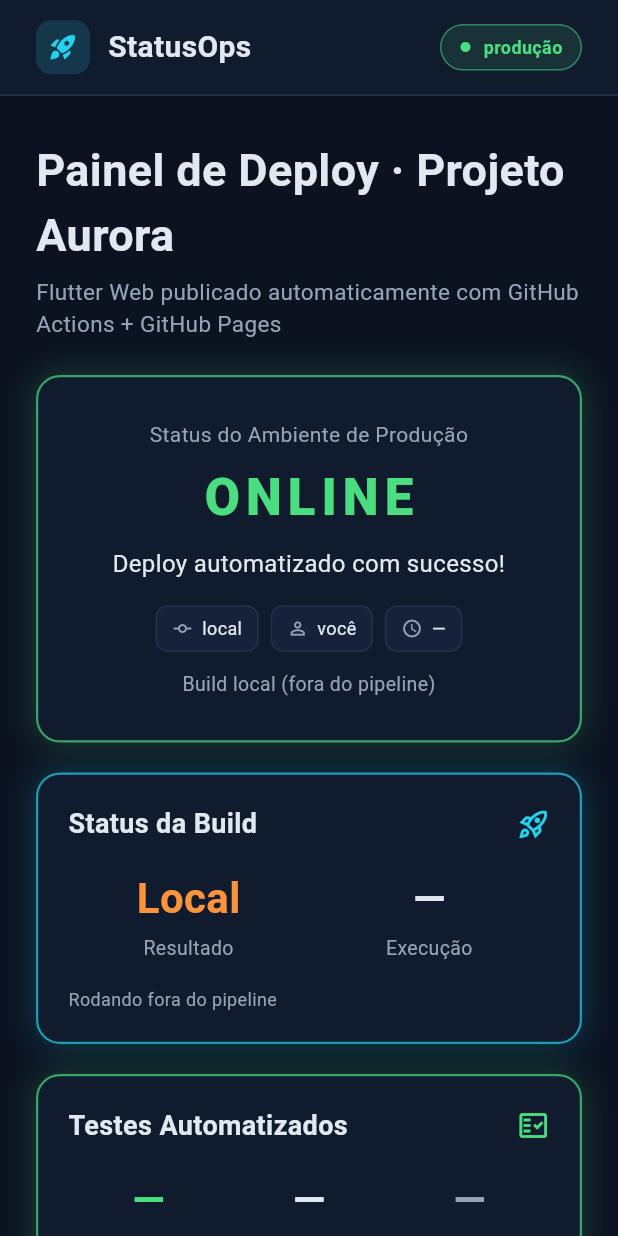
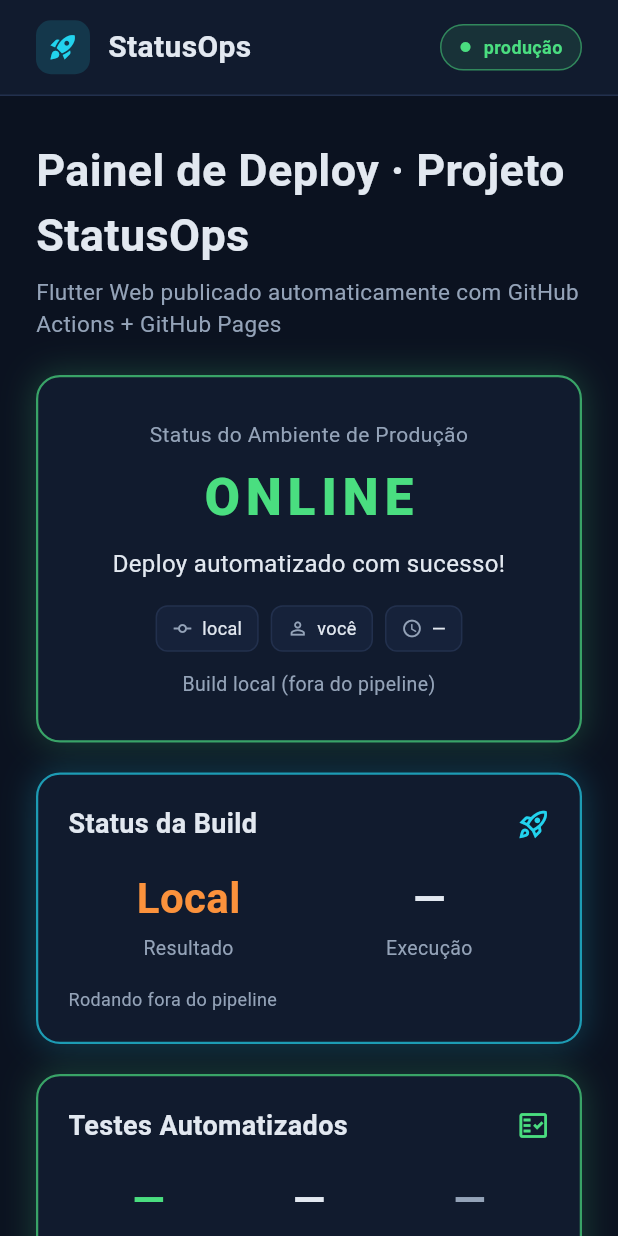
Before and after one commit to paulademelo/status_ops, a Flutter app: the screen it shows after launch, on a phone screen of 412 x 824 dp. Run offline on Flutter 3.47's test engine with Material 3 defaults, Android fonts, the phone set to English and light mode, and no system bars.

Commit message:
renaming text for tests

```diff
--- a/lib/config.dart
+++ b/lib/config.dart
@@ -6,7 +6,7 @@
 const String appVersion = 'v1.0.0';
 
 /// Nome do projeto fictício monitorado pelo painel.
-const String projectName = 'Projeto Aurora';
+const String projectName = 'Projeto StatusOps';
 
 /// Mensagem de destaque mostrada no banner de produção.
 const String statusMessage = 'Deploy automatizado com sucesso!';
```
Also changed, not shown: lib/dashboard_screen.dart (+6 -4 lines), 1 other file.
